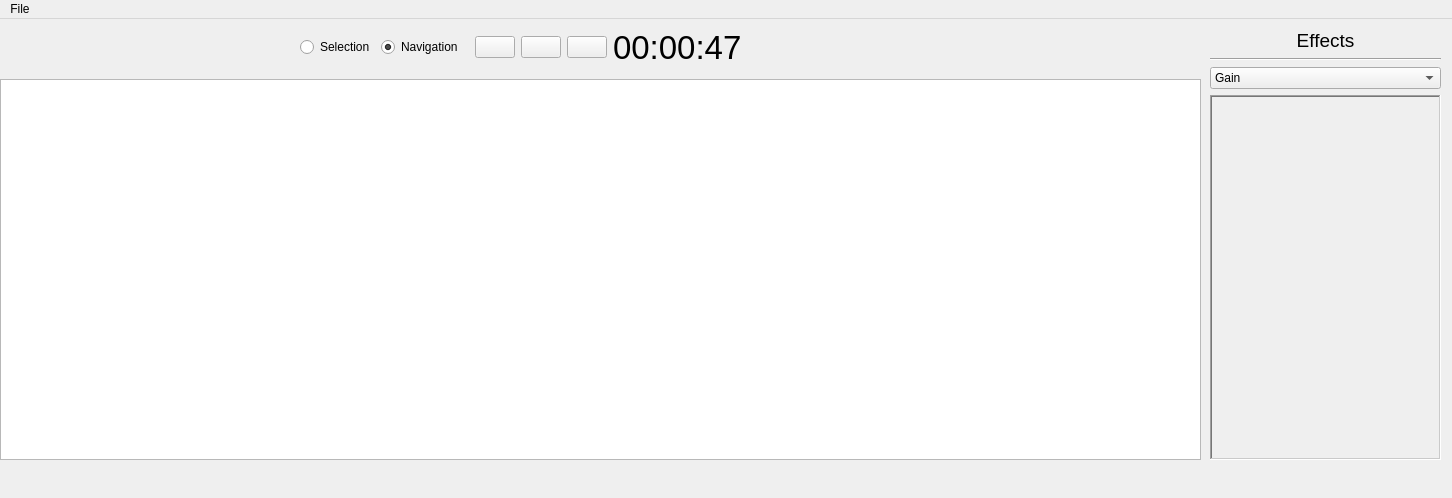
First picture: the form in src/app/MainWindow.ui, repository artemious3/aedit, before the edit.
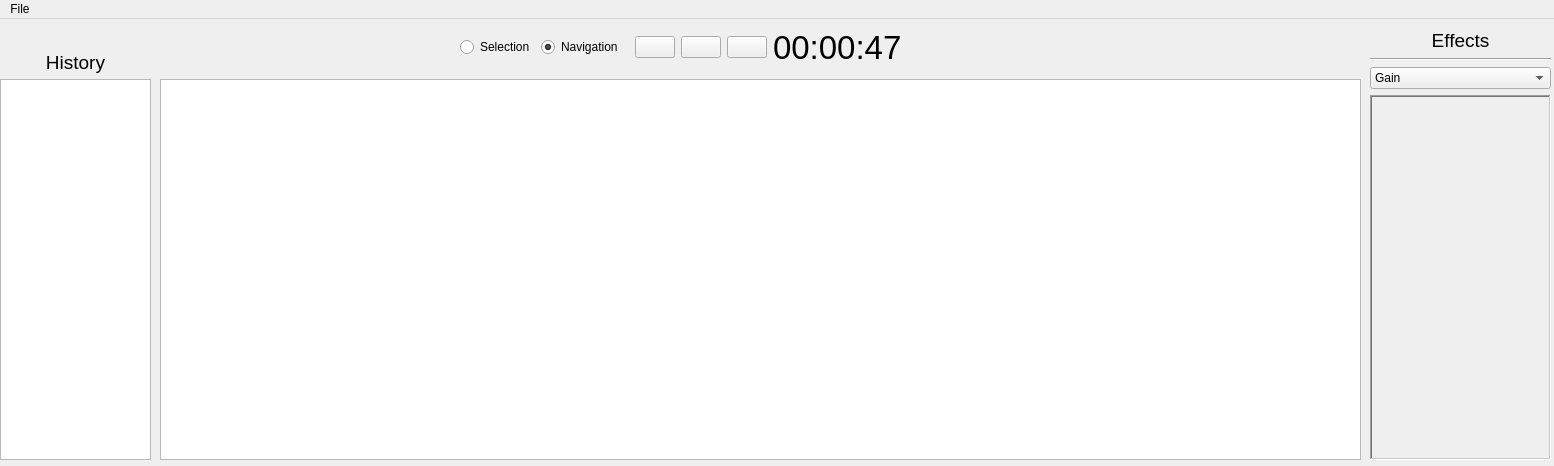
Second picture: the form after the edit. Icons and pictures are not drawn.

Patch:
```diff
--- a/src/app/MainWindow.ui
+++ b/src/app/MainWindow.ui
@@ -6,8 +6,8 @@
    <rect>
     <x>0</x>
     <y>0</y>
-    <width>1452</width>
-    <height>498</height>
+    <width>1554</width>
+    <height>466</height>
    </rect>
   </property>
   <property name="windowTitle">
@@ -17,7 +17,7 @@
    <widget class="QGraphicsView" name="timeline">
     <property name="geometry">
      <rect>
-      <x>0</x>
+      <x>160</x>
       <y>60</y>
       <width>1201</width>
       <height>381</height>
@@ -40,9 +40,9 @@
    <widget class="QWidget" name="verticalLayoutWidget">
     <property name="geometry">
      <rect>
-      <x>1210</x>
+      <x>1370</x>
       <y>10</y>
-      <width>231</width>
+      <width>181</width>
       <height>431</height>
      </rect>
     </property>
@@ -140,7 +140,7 @@
    <widget class="QWidget" name="layoutWidget">
     <property name="geometry">
      <rect>
-      <x>0</x>
+      <x>160</x>
       <y>10</y>
       <width>1201</width>
       <height>48</height>
@@ -234,13 +234,50 @@
      </item>
     </layout>
    </widget>
+   <widget class="QListWidget" name="historyList">
+    <property name="geometry">
+     <rect>
+      <x>0</x>
+      <y>60</y>
+      <width>151</width>
+      <height>381</height>
+     </rect>
+    </property>
+   </widget>
+   <widget class="QLabel" name="label_3">
+    <property name="geometry">
+     <rect>
+      <x>0</x>
+      <y>30</y>
+      <width>151</width>
+      <height>27</height>
+     </rect>
+    </property>
+    <property name="sizePolicy">
+     <sizepolicy hsizetype="Preferred" vsizetype="Minimum">
+      <horstretch>0</horstretch>
+      <verstretch>0</verstretch>
+     </sizepolicy>
+    </property>
+    <property name="font">
+     <font>
+      <pointsize>14</pointsize>
+     </font>
+    </property>
+    <property name="text">
+     <string>History</string>
+    </property>
+    <property name="alignment">
+     <set>Qt::AlignCenter</set>
+    </property>
+   </widget>
   </widget>
   <widget class="QMenuBar" name="menuBar">
    <property name="geometry">
     <rect>
      <x>0</x>
      <y>0</y>
-     <width>1452</width>
+     <width>1554</width>
      <height>22</height>
     </rect>
    </property>
```
